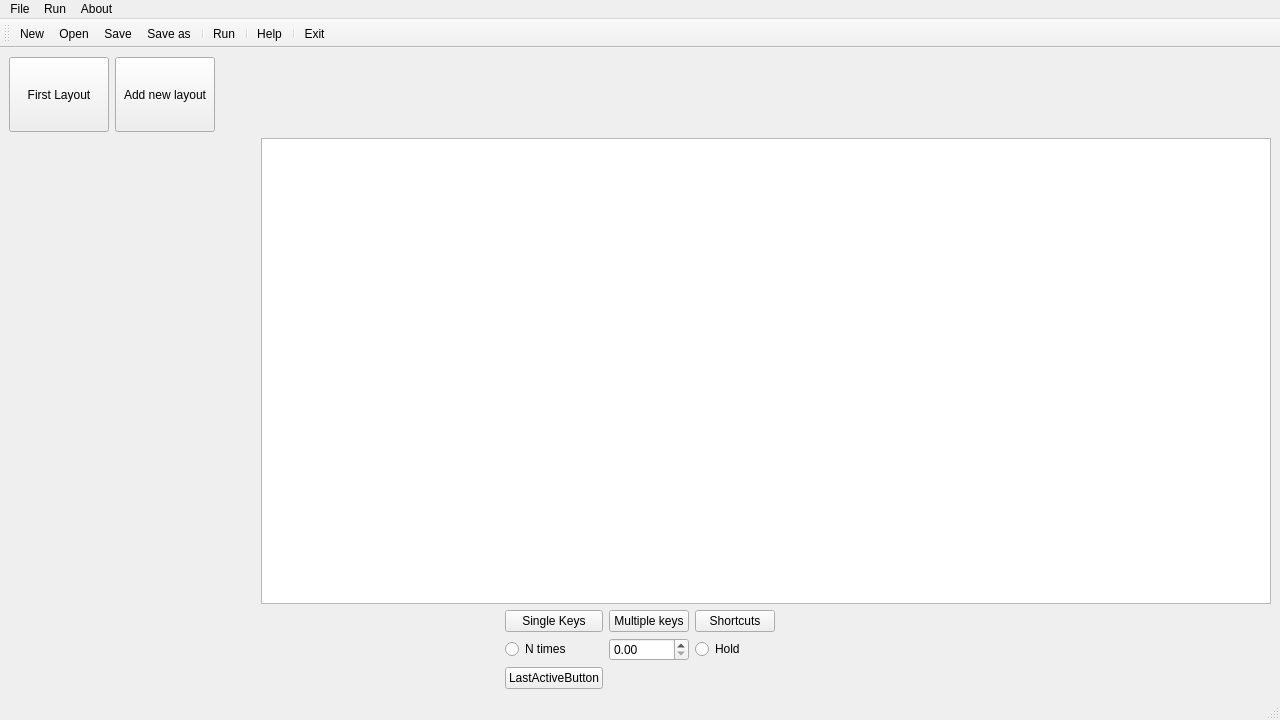
Before: the Qt Designer form mainwindow.ui in YevheniiM/AdvancedKeyboardLayout, drawn with Qt 5.
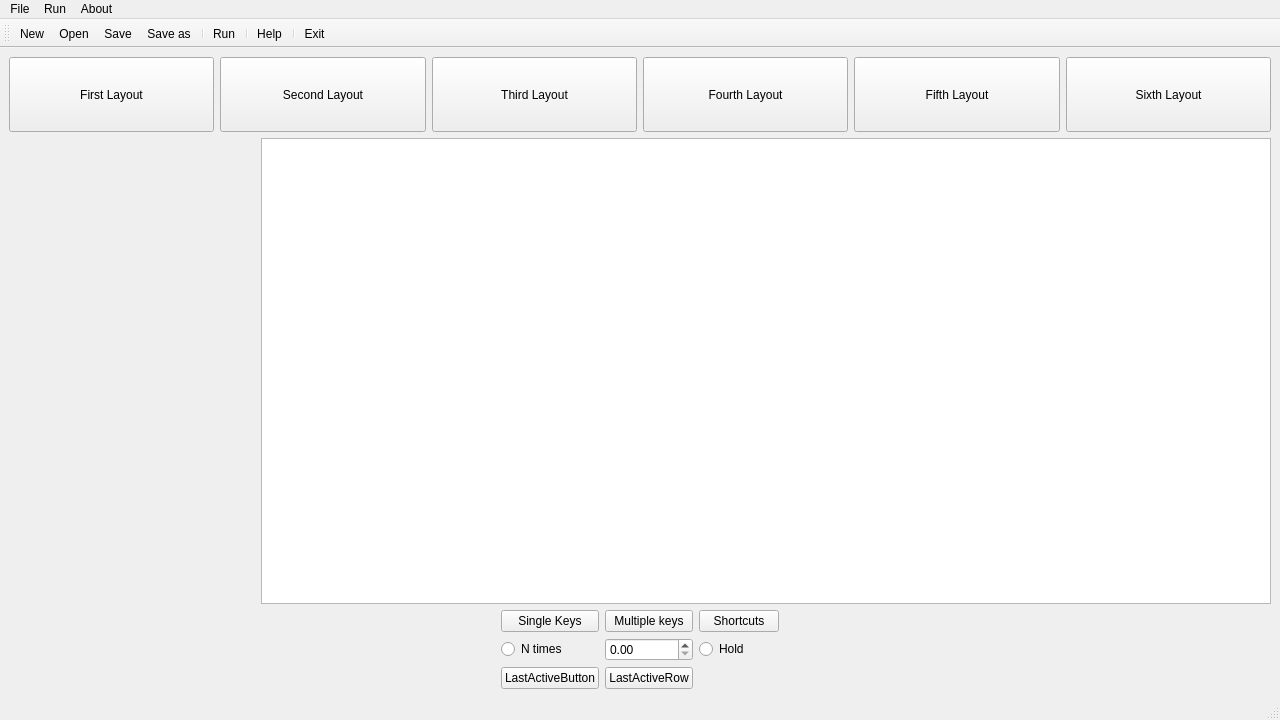
After: the same form once the commit is applied. Icons and pictures are not drawn.

What changed in the file:
```diff
--- a/mainwindow.ui
+++ b/mainwindow.ui
@@ -142,6 +142,13 @@
         </property>
        </widget>
       </item>
+      <item row="3" column="2">
+       <widget class="QPushButton" name="LastActiveRow">
+        <property name="text">
+         <string>LastActiveRow</string>
+        </property>
+       </widget>
+      </item>
      </layout>
     </item>
     <item row="0" column="0">
@@ -168,22 +175,61 @@
          </size>
         </property>
         <property name="text">
-         <string>Add new layout</string>
+         <string>Second Layout</string>
         </property>
        </widget>
       </item>
       <item>
-       <spacer name="horizontalSpacer">
-        <property name="orientation">
-         <enum>Qt::Horizontal</enum>
+       <widget class="QPushButton" name="pushButton_4">
+        <property name="minimumSize">
+         <size>
+          <width>100</width>
+          <height>75</height>
+         </size>
         </property>
-        <property name="sizeHint" stdset="0">
+        <property name="text">
+         <string>Third Layout</string>
+        </property>
+       </widget>
+      </item>
+      <item>
+       <widget class="QPushButton" name="pushButton_3">
+        <property name="minimumSize">
          <size>
-          <width>40</width>
-          <height>20</height>
+          <width>100</width>
+          <height>75</height>
          </size>
         </property>
-       </spacer>
+        <property name="text">
+         <string>Fourth Layout</string>
+        </property>
+       </widget>
+      </item>
+      <item>
+       <widget class="QPushButton" name="pushButton">
+        <property name="minimumSize">
+         <size>
+          <width>100</width>
+          <height>75</height>
+         </size>
+        </property>
+        <property name="text">
+         <string>Fifth Layout</string>
+        </property>
+       </widget>
+      </item>
+      <item>
+       <widget class="QPushButton" name="pushButton_2">
+        <property name="minimumSize">
+         <size>
+          <width>100</width>
+          <height>75</height>
+         </size>
+        </property>
+        <property name="text">
+         <string>Sixth Layout</string>
+        </property>
+       </widget>
       </item>
      </layout>
     </item>
```
Left out of the diff: 22 changed lines with no effect on the pictures.
